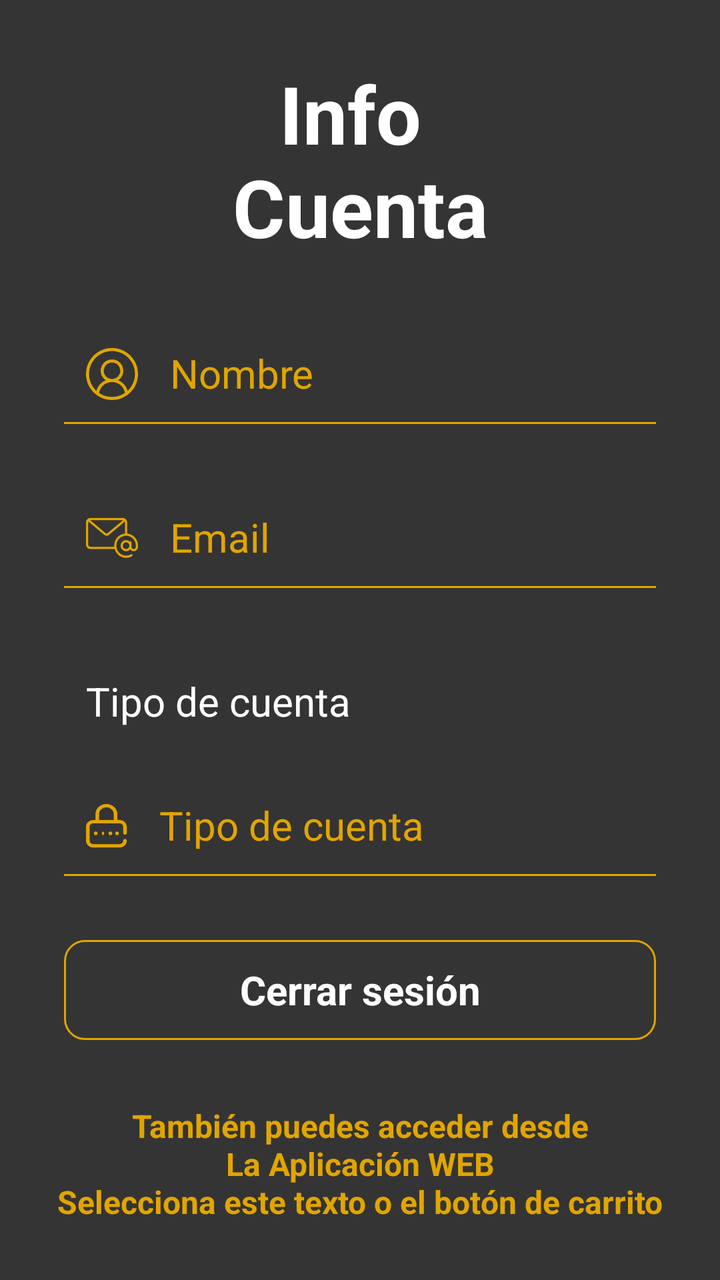
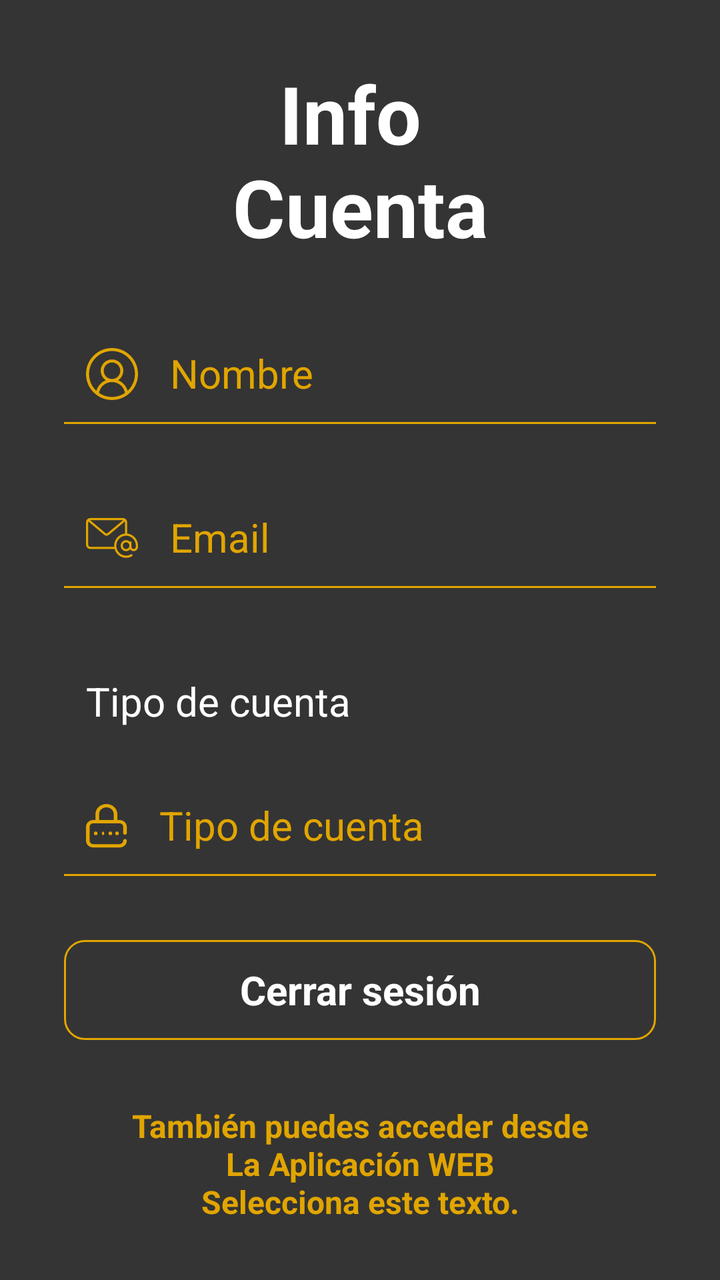

Two renders of the same Android screen: before a commit and after it. Below are the layout's source before the change and the commit's diff.
<!-- AndroidManifest.xml: application theme Theme.CERVERICA -->
<!-- res/layout/fragment_cuenta_cliente.xml -->
<?xml version="1.0" encoding="utf-8"?>
<androidx.constraintlayout.widget.ConstraintLayout xmlns:android="http://schemas.android.com/apk/res/android"
    xmlns:app="http://schemas.android.com/apk/res-auto"
    xmlns:tools="http://schemas.android.com/tools"
    android:layout_width="match_parent"
    android:layout_height="match_parent"
    android:background="#343434"
    android:orientation="vertical">

    <ScrollView
        android:layout_width="match_parent"
        android:layout_height="match_parent"
        android:elevation="1dp">

        <LinearLayout
            android:layout_width="match_parent"
            android:layout_height="wrap_content"
            android:elevation="1dp"
            android:orientation="vertical" >


            <TextView
                android:id="@+id/textView2"
                android:layout_width="match_parent"
                android:layout_height="wrap_content"
                android:layout_marginTop="30dp"
                android:layout_marginBottom="0dp"
                android:textAlignment="center"
                android:text="Info \nCuenta"
                android:textColor="#ffffff"
                android:textSize="40dp"
                android:textStyle="bold" />
            <TextView
                android:id="@+id/full_name"
                android:layout_width="match_parent"
                android:layout_height="50dp"
                android:text="Nombre"
                android:textSize="20dp"
                android:textColor="#E1A500"
                android:padding="11dp"
                android:drawablePadding="16dp"
                android:ems="10"
                android:layout_marginTop="32dp"
                android:drawableStart="@drawable/name"
                android:layout_marginStart="32dp"
                android:layout_marginEnd="32dp"
                android:background="@drawable/edittext_background"
                />
            <TextView
                android:id="@+id/email"
                android:layout_width="match_parent"
                android:layout_height="50dp"
                android:text="Email"
                android:textSize="20dp"
                android:textColor="#E1A500"
                android:padding="11dp"
                android:drawablePadding="16dp"
                android:ems="10"
                android:layout_marginTop="32dp"
                android:layout_marginStart="32dp"
                android:layout_marginEnd="32dp"
                android:background="@drawable/edittext_background"
                android:drawableStart="@drawable/email"
                />
            <TextView
                android:id="@+id/mensaje"
                android:layout_width="match_parent"
                android:layout_height="50dp"
                android:text="Tipo de cuenta"
                android:textSize="20dp"
                android:textColor="@color/white"
                android:padding="11dp"
                android:layout_marginTop="32dp"
                android:layout_marginStart="32dp"
                android:layout_marginEnd="32dp"
                />
            <TextView
                android:id="@+id/tipo_cuenta"
                android:layout_width="match_parent"
                android:layout_height="50dp"
                android:text="Tipo de cuenta"
                android:textSize="20dp"
                android:textColor="#E1A500"
                android:padding="11dp"
                android:drawablePadding="16dp"
                android:ems="10"
                android:layout_marginTop="12dp"
                android:layout_marginStart="32dp"
                android:layout_marginEnd="32dp"
                android:background="@drawable/edittext_background"
                android:drawableStart="@drawable/password"
                />

            <androidx.appcompat.widget.AppCompatButton
                android:id="@+id/logoutButton"
                style="@android:style/Widget.Button"
                android:layout_width="match_parent"
                android:layout_height="50dp"
                android:background="@drawable/login_selector"
                android:text="Cerrar sesión"
                android:textColor="#ffffff"
                android:textSize="20sp"
                android:textStyle="bold"
                android:layout_margin="32dp"/>

            <TextView
                android:id="@+id/webButton"
                android:layout_width="match_parent"
                android:layout_height="wrap_content"
                android:layout_marginTop="0dp"
                android:text="También puedes acceder desde\nLa Aplicación WEB\nSelecciona este texto o el botón de carrito"
                android:textAlignment="center"
                android:textColor="#E1A500"
                android:textSize="16dp"
                android:textStyle="bold" />
        </LinearLayout>
    </ScrollView>
</androidx.constraintlayout.widget.ConstraintLayout>
<!-- resources referenced by this layout -->
<resources>
  <color name="white">#FFFFFFFF</color>
  <!-- drawable edittext_background (drawable) -->
  <?xml version="1.0" encoding="utf-8"?>
  <layer-list xmlns:android="http://schemas.android.com/apk/res/android">
  <item android:top="-3dp" android:bottom="-1dp" android:right="-3dp" android:left="-3dp">
  <shape>
      <stroke android:width="2dp" android:color="#E1A500"/>
  </shape>
  </item>
  </layer-list>
  <!-- drawable email: png bitmap (drawable-hdpi, 1018 bytes) -->
  <!-- drawable login_selector (drawable) -->
  <?xml version="1.0" encoding="utf-8"?>
  <selector xmlns:android="http://schemas.android.com/apk/res/android">
  
      
      <item android:state_pressed="true"
          android:drawable="@drawable/background_btn_1">
      </item>
  
      
      <item android:drawable="@drawable/background_btn_2"/>
  
  </selector>
  <!-- drawable name: png bitmap (drawable-hdpi, 1369 bytes) -->
  <!-- drawable password: png bitmap (drawable-hdpi, 703 bytes) -->
  <style name="Theme.CERVERICA" parent="Base.Theme.CERVERICA" />
  <!-- drawable background_btn_1 (drawable) -->
  <?xml version="1.0" encoding="utf-8"?>
  <selector xmlns:android="http://schemas.android.com/apk/res/android">
  <item>
      <shape android:shape="rectangle">
          <corners android:radius="10dp"/>
          <solid android:color="#E1A500"/>
      </shape>
  </item>
  </selector>
  <!-- drawable background_btn_2 (drawable) -->
  <?xml version="1.0" encoding="utf-8"?>
  <selector xmlns:android="http://schemas.android.com/apk/res/android">
      <item>
          <shape android:shape="rectangle">
              <corners android:radius="10dp"/>
              <stroke android:color="#E1A500" android:width="1dp"/>
          </shape>
      </item>
  </selector>
  <style name="Base.Theme.CERVERICA" parent="Theme.MaterialComponents.DayNight.NoActionBar">
          
          
          <item name="android:windowFullscreen">true</item>
      </style>
</resources>

<!-- the commit's change to res/layout/fragment_cuenta_cliente.xml (unified diff, before → after) -->
@@ -108,7 +108,7 @@
                 android:layout_width="match_parent"
                 android:layout_height="wrap_content"
                 android:layout_marginTop="0dp"
-                android:text="También puedes acceder desde\nLa Aplicación WEB\nSelecciona este texto o el botón de carrito"
+                android:text="También puedes acceder desde\nLa Aplicación WEB\nSelecciona este texto."
                 android:textAlignment="center"
                 android:textColor="#E1A500"
                 android:textSize="16dp"
